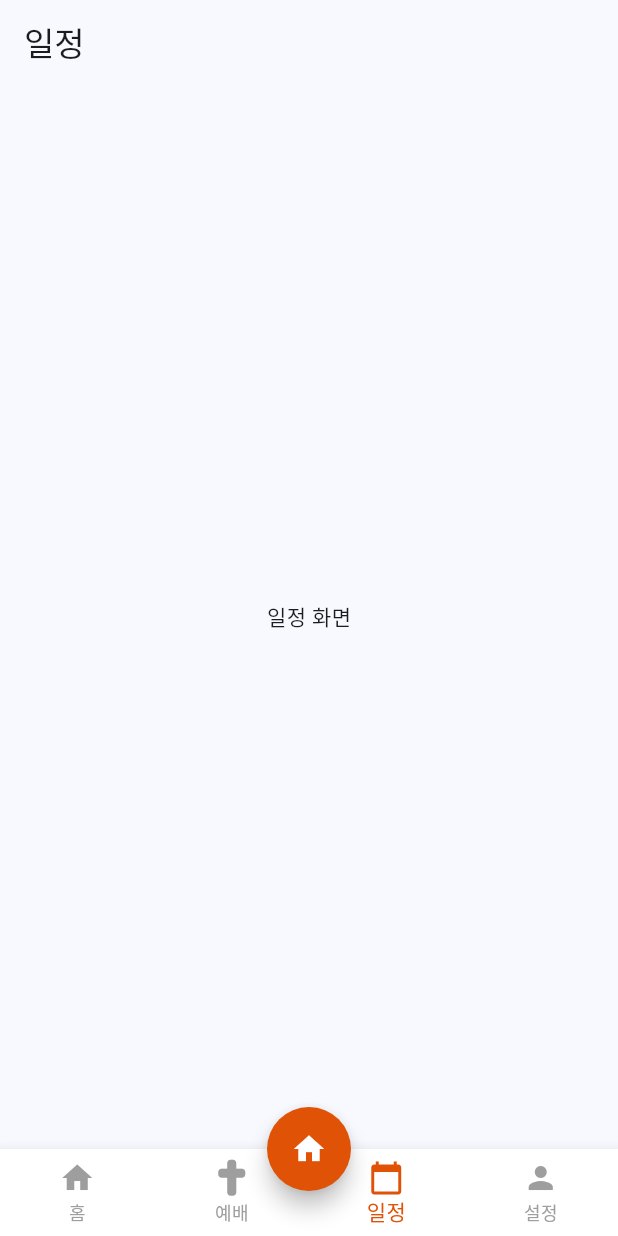
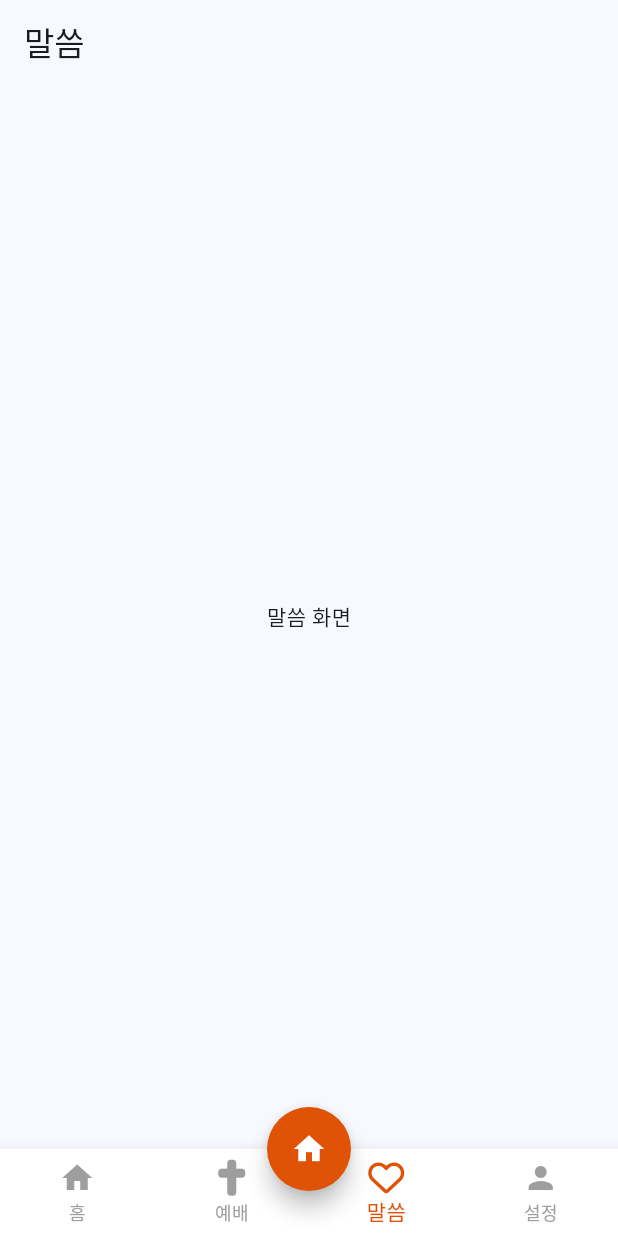
Before and after one commit to kkkjj5199/podowon_app, a Flutter app: the screen it shows after launch, item 3 of the bottom bar chosen, on a phone screen of 412 x 824 dp. Run offline on Flutter 3.47's test engine with Material 3 defaults, Android fonts, the phone set to English and light mode, and no system bars; our stand-ins replace flutter_riverpod, font_awesome_flutter.

```diff
--- a/lib/features/calendar/calendar_tab.dart
+++ b/lib/features/calendar/calendar_tab.dart
@@ -7,10 +7,10 @@ class CalendarTab extends StatelessWidget {
   Widget build(BuildContext context) {
     return Scaffold(
       appBar: AppBar(
-        title: const Text('일정'),
+        title: const Text('말씀'),
       ),
       body: const Center(
-        child: Text('일정 화면'),
+        child: Text('말씀 화면'),
       ),
     );
   }
--- a/lib/features/home/views/home_page.dart
+++ b/lib/features/home/views/home_page.dart
@@ -18,11 +18,11 @@ class HomePage extends ConsumerStatefulWidget {
 class _HomePageState extends ConsumerState<HomePage> {
   int _currentIndex = 0;
 
-  final List<Widget> _pages = const [
+  final List<Widget> _pages = [
     HomeTab(),
-    WorshipTab(),
-    CalendarTab(),
-    SettingTab(),
+    const WorshipTab(),
+    const CalendarTab(),
+    const SettingTab(),
   ];
 
   @override
@@ -61,8 +61,8 @@ class _HomePageState extends ConsumerState<HomePage> {
             label: '예배',
           ),
           BottomNavigationBarItem(
-            icon: Icon(Icons.calendar_today),
-            label: '일정',
+            icon: Icon(FontAwesomeIcons.heart),
+            label: '말씀',
           ),
           BottomNavigationBarItem(
             icon: Icon(Icons.person),
--- a/lib/themes/color.dart
+++ b/lib/themes/color.dart
@@ -2,4 +2,16 @@ import 'dart:ui';
 
 class PodowonColor {
   static const Color mainColor = Color(0xFFE05206);
+
+
+  static const Color grey50 = Color(0xFFFAFAFA);
+  static const Color grey100 = Color(0xFFF5F5F5);
+  static const Color grey200 = Color(0xFFEEEEEE);
+  static const Color grey300 = Color(0xFFE0E0E0);
+  static const Color grey400 = Color(0xFFBDBDBD);
+  static const Color grey500 = Color(0xFF9E9E9E);
+  static const Color grey600 = Color(0xFF757575);
+  static const Color grey700 = Color(0xFF616161);
+  static const Color grey800 = Color(0xFF424242);
+  static const Color grey900 = Color(0xFF212121);
 }
```
Also changed, not shown: lib/features/home/views/home_menu.dart (added, +36 -0 lines), lib/features/home/views/home_tab.dart (+89 -3 lines).
